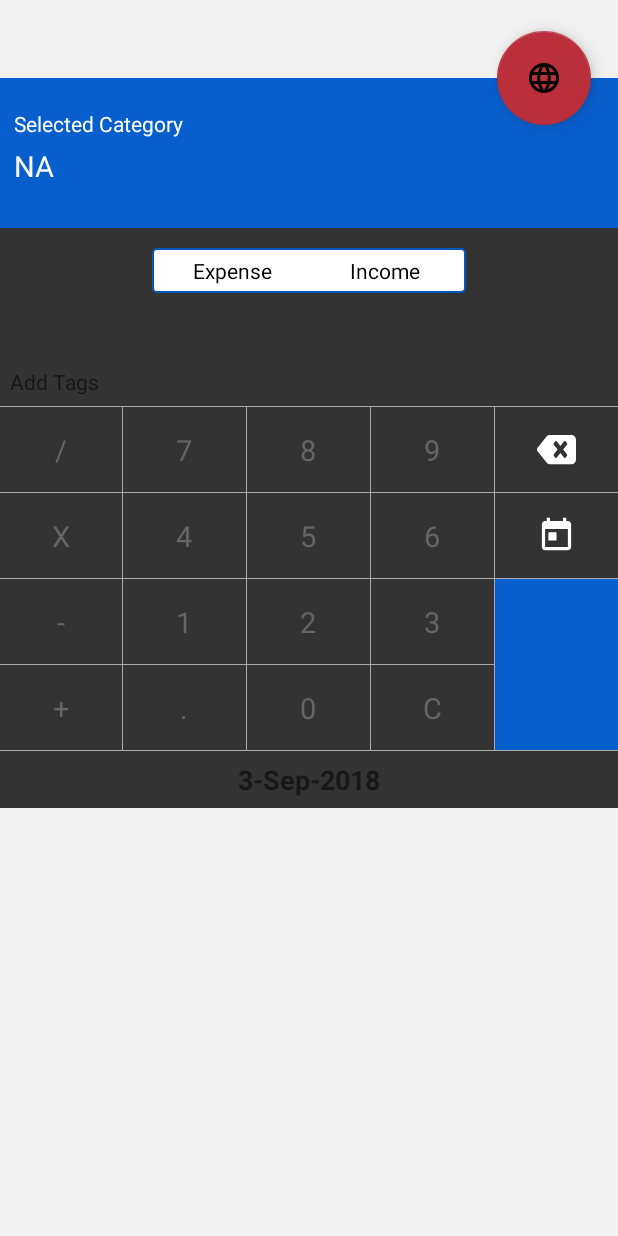
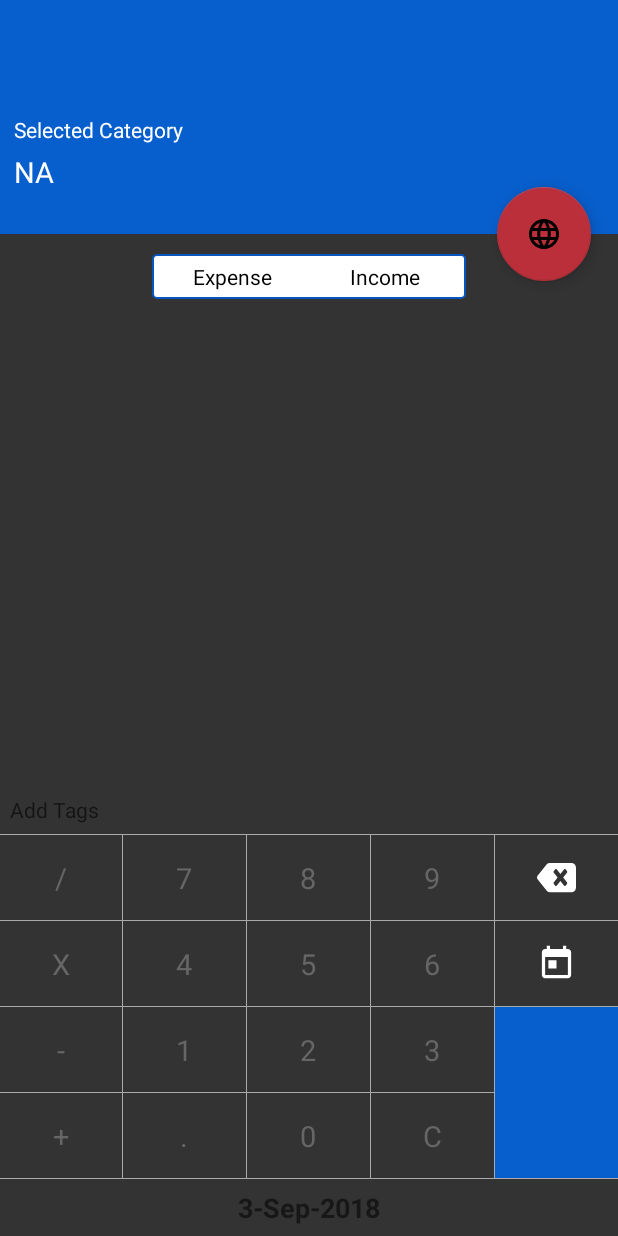
Before and after one commit to anand12cs07/BlueKhata, an Android app: the layout activity_add_transaction.xml on its own in the app's theme, with its tools: preview values and no code run, on a phone screen of 412 x 824 dp. Run offline under Robolectric (Android 15) with nearby library versions, the phone set to English and light mode, and no system bars; plain views replace NachoTextView.

Commit message:
update add transaction to activity

```diff
--- a/app/src/main/java/com/bluekhata/ui/dashboard/history/HistoryAdapter.java
+++ b/app/src/main/java/com/bluekhata/ui/dashboard/history/HistoryAdapter.java
@@ -3,11 +3,11 @@ package com.bluekhata.ui.dashboard.history;
 import androidx.fragment.app.FragmentActivity;
 import androidx.appcompat.widget.AppCompatTextView;
 import androidx.recyclerview.widget.RecyclerView;
+
 import android.view.LayoutInflater;
 import android.view.View;
 import android.view.ViewGroup;
 
-import com.bluekhata.ui.dashboard.transaction.TransactionBottomSheetDialog;
 import com.bluekhata.utils.CalendarUtils;
 import com.bluekhata.R;
 import com.bluekhata.data.model.db.custom.TransactionWithTagAndCategory;
@@ -25,7 +25,6 @@ public class HistoryAdapter extends RecyclerView.Adapter<RecyclerView.ViewHolder
     private boolean isSearchApplicable = false;
 
     private FragmentActivity context;
-    private TransactionBottomSheetDialog bottomSheetDialogFragment;
 
     public HistoryAdapter(FragmentActivity context) {
         this.list = new ArrayList<>();
--- a/app/src/main/java/com/bluekhata/ui/dashboard/transaction/TransactionBottomSheetProvider.java
+++ b/app/src/main/java/com/bluekhata/ui/dashboard/transaction/TransactionActivityProvider.java
@@ -5,7 +5,7 @@ import dagger.android.ContributesAndroidInjector;
 
 
 @Module
-public abstract class TransactionBottomSheetProvider {
+public abstract class TransactionActivityProvider {
     @ContributesAndroidInjector
-    abstract TransactionBottomSheetDialog provideTransactionBottomSheet();
+    abstract TransactionActivity provideTransactionBottomSheet();
 }
--- a/app/src/main/res/layout/bottomsheet_add_transaction.xml
+++ b/app/src/main/res/layout/activity_add_transaction.xml
@@ -3,15 +3,18 @@
     xmlns:app="http://schemas.android.com/apk/res-auto">
 
     <data>
+
         <variable
             name="viewModel"
             type="com.bluekhata.ui.dashboard.transaction.TransactionViewModel" />
     </data>
+
     <androidx.core.widget.NestedScrollView
         android:id="@+id/bottom_sheet"
         android:layout_width="match_parent"
         android:layout_height="match_parent"
         android:background="@android:color/transparent"
+        android:fillViewport="true"
         android:orientation="vertical"
         app:layout_behavior="@string/bottom_sheet_behavior">
 
@@ -19,16 +22,31 @@
             android:layout_width="match_parent"
             android:layout_height="match_parent">
 
+
             <LinearLayout
                 android:layout_width="match_parent"
-                android:layout_height="wrap_content"
+                android:layout_height="match_parent"
                 android:orientation="vertical">
+
+                <com.google.android.material.appbar.AppBarLayout
+                    android:id="@+id/appBar"
+                    android:layout_width="match_parent"
+                    android:layout_height="wrap_content"
+                    android:theme="@style/AppTheme.AppBarOverlay"
+                    app:elevation="0dp">
+
+                    <androidx.appcompat.widget.Toolbar
+                        android:id="@+id/toolbar"
+                        android:layout_width="match_parent"
+                        android:layout_height="wrap_content"
+                        android:background="@color/colorPrimaryDark"
+                        app:popupTheme="@style/AppTheme.PopupOverlay" />
+                </com.google.android.material.appbar.AppBarLayout>
 
                 <LinearLayout
                     android:id="@+id/layout_add_heading"
                     android:layout_width="match_parent"
                     android:layout_height="wrap_content"
-                    android:layout_marginTop="@dimen/_40sdp"
                     android:background="?PrimaryColor"
                     android:orientation="vertical"
                     android:paddingLeft="@dimen/_7sdp"
@@ -55,13 +73,13 @@
 
                 <androidx.core.widget.NestedScrollView
                     android:layout_width="match_parent"
-                    android:layout_height="wrap_content"
+                    android:layout_height="match_parent"
                     android:background="?BackGroundColorWhite"
                     android:fillViewport="true">
 
                     <LinearLayout
                         android:layout_width="match_parent"
-                        android:layout_height="wrap_content"
+                        android:layout_height="match_parent"
                         android:orientation="vertical">
 
                         <LinearLayout
@@ -124,11 +142,16 @@
                         <com.hootsuite.nachos.NachoTextView
                             android:id="@+id/nacho_notes"
                             android:layout_width="match_parent"
-                            android:layout_height="wrap_content"
+                            android:layout_height="0dp"
+                            android:layout_weight="1"
                             android:background="?BackGroundColorWhite"
                             android:completionThreshold="1"
+                            android:focusable="true"
+                            android:focusedByDefault="true"
+                            android:gravity="bottom"
                             android:hint="Add Tags"
                             android:padding="@dimen/_5sdp">
+
                             <requestFocus />
                         </com.hootsuite.nachos.NachoTextView>
 
@@ -580,11 +603,11 @@
                 android:layout_width="wrap_content"
                 android:layout_height="wrap_content"
                 android:layout_margin="@dimen/_14sdp"
+                android:tint="@color/white"
                 app:backgroundTint="@color/colorAccent"
-                android:tint="@color/white"
                 app:fabCustomSize="@dimen/_48sdp"
                 app:layout_anchor="@id/layout_add_heading"
-                app:layout_anchorGravity="top|right"
+                app:layout_anchorGravity="bottom|right"
                 app:srcCompat="@drawable/ic_language" />
         </androidx.coordinatorlayout.widget.CoordinatorLayout>
 
```
Also changed, not shown: app/src/main/AndroidManifest.xml (+5 -5 lines), app/src/main/java/com/bluekhata/di/builder/ActivityBuilder.java (+6 -3 lines), app/src/main/java/com/bluekhata/ui/dashboard/home/HomeFragment.java (+19 -15 lines), app/src/main/java/com/bluekhata/ui/dashboard/home/homedetails/HomeDetailFragment.java (+32 -18 lines), app/src/main/java/com/bluekhata/ui/dashboard/transaction/TransactionActivity.java (renamed from app/src/main/java/com/bluekhata/ui/dashboard/transaction/TransactionBottomSheetDialog.java, +31 -64 lines), app/src/main/java/com/bluekhata/ui/recursive/RecursiveTransactionActivity.java (+17 -12 lines).
